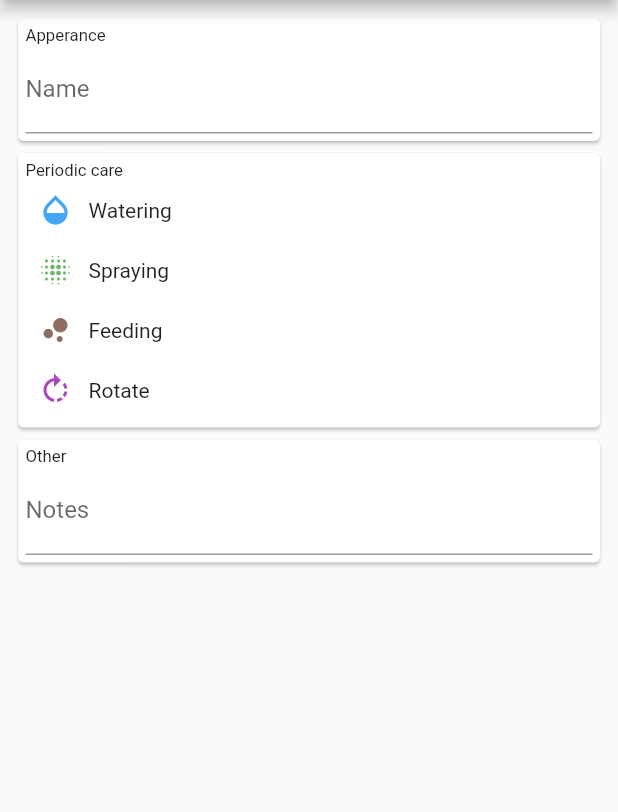
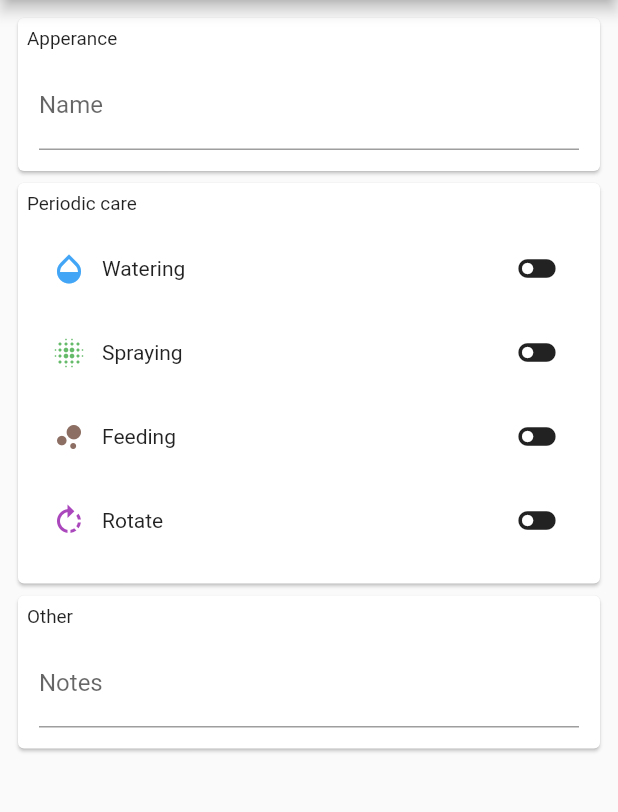
Before and after one commit to micro-bc/plant, a Flutter app: the AddPlantPage screen opened by its route, on a phone screen of 412 x 824 dp, the part 84-896 px from its top. Run offline on Flutter 3.47's test engine with Material 2 defaults, Android fonts, the phone set to English and light mode, and no system bars.

Commit message:
Model changes Add icons constants Fix bulky models Add new plant functionality

```diff
--- a/lib/models/plant.dart
+++ b/lib/models/plant.dart
@@ -6,52 +6,41 @@ class PlantModel extends ChangeNotifier {
   String _name;
   String _notes;
 
-  int? _wateringPeriod;
-  int? _sprayingPeriod;
-  int? _feedingPeriod;
-  int? _rotationPeriod;
-  DateTime _lastWatered;
-  DateTime _lastSprayed;
-  DateTime _lastFed;
-  DateTime _lastRotated;
+  PlantCareModel _watering;
+  PlantCareModel _spraying;
+  PlantCareModel _feeding;
+  PlantCareModel _rotating;
 
   PlantModel({
     String? id,
     String? name,
     String? notes,
-    int? wateringPeriod,
-    int? sprayingPeriod,
-    int? feedingPeriod,
-    int? rotationPeriod,
-    DateTime? lastWatered,
-    DateTime? lastSprayed,
-    DateTime? lastFed,
-    DateTime? lastRotated,
+    PlantCareModel? watering,
+    PlantCareModel? spraying,
+    PlantCareModel? feeding,
+    PlantCareModel? rotating,
   })  : _id = id ?? Uuid().v4(),
         _name = name ?? "",
         _notes = notes ?? "",
-        _wateringPeriod = wateringPeriod,
-        _sprayingPeriod = sprayingPeriod,
-        _feedingPeriod = feedingPeriod,
-        _rotationPeriod = rotationPeriod,
-        _lastWatered = lastWatered ?? DateTime.now(),
-        _lastSprayed = lastSprayed ?? DateTime.now(),
-        _lastFed = lastFed ?? DateTime.now(),
-        _lastRotated = lastRotated ?? DateTime.now();
+        _watering = watering ?? PlantCareModel(),
+        _spraying = spraying ?? PlantCareModel(),
+        _feeding = feeding ?? PlantCareModel(),
+        _rotating = rotating ?? PlantCareModel() {
+    _watering.addListener(notifyListeners);
+    _spraying.addListener(notifyListeners);
+    _feeding.addListener(notifyListeners);
+    _rotating.addListener(notifyListeners);
+  }
 
   PlantModel clone() {
     return PlantModel(
       id: _id,
       name: _name,
       notes: _notes,
-      wateringPeriod: _wateringPeriod,
-      sprayingPeriod: _sprayingPeriod,
-      feedingPeriod: _feedingPeriod,
-      rotationPeriod: _rotationPeriod,
-      lastWatered: _lastWatered,
-      lastSprayed: _lastSprayed,
-      lastFed: _lastFed,
-      lastRotated: _lastRotated,
+      watering: _watering,
+      spraying: _spraying,
+      feeding: _feeding,
+      rotating: _rotating,
     );
   }
 
@@ -59,14 +48,10 @@ class PlantModel extends ChangeNotifier {
   String get name => _name;
   String get notes => _notes;
 
-  int? get wateringPeriod => _wateringPeriod;
-  int? get sprayingPeriod => _sprayingPeriod;
-  int? get feedingPeriod => _feedingPeriod;
-  int? get rotationPeriod => _rotationPeriod;
-  DateTime get lastWatered => _lastWatered;
-  DateTime get lastSprayed => _lastSprayed;
-  DateTime get lastFed => _lastFed;
-  DateTime get lastRotated => _lastRotated;
+  PlantCareModel get watering => _watering;
+  PlantCareModel get spraying => _spraying;
+  PlantCareModel get feeding => _feeding;
+  PlantCareModel get rotating => _rotating;
 
   set name(String name) {
     _name = name;
@@ -77,28 +62,32 @@ class PlantModel extends ChangeNotifier {
     _notes = notes;
     notifyListeners();
   }
+}
 
-  void water() => _lastWatered = DateTime.now();
-  set wateringPeriod(int? period) {
-    _wateringPeriod = period;
+class PlantCareModel extends ChangeNotifier {
+  int? _period;
+  DateTime _last;
+
+  PlantCareModel({
+    int? period,
+    DateTime? last,
+  })  : _period = period,
+        _last = last ?? DateTime.now();
+
+  int? get period => _period;
+  DateTime get last => _last;
+  int? get daysTillCare => _period == null
+      ? null
+      : _last.add(Duration(days: _period!)).difference(DateTime.now()).inDays +
+          1;
+
+  set period(int? period) {
+    _period = period;
     notifyListeners();
   }
 
-  void spray() => _lastSprayed = DateTime.now();
-  set sprayingPeriod(int? period) {
-    _sprayingPeriod = period;
-    notifyListeners();
-  }
-
-  void feed() => _lastFed = DateTime.now();
-  set feedingPeriod(int? period) {
-    _feedingPeriod = period;
-    notifyListeners();
-  }
-
-  void rotate() => _lastRotated = DateTime.now();
-  set rotationPeriod(int? period) {
-    _rotationPeriod = period;
+  set last(DateTime last) {
+    _last = last;
     notifyListeners();
   }
 }
--- a/lib/models/plants.dart
+++ b/lib/models/plants.dart
@@ -10,11 +10,13 @@ class PlantsModel extends ChangeNotifier {
       UnmodifiableListView(_plants.values);
 
   void add(PlantModel plant) {
+    if (!_plants.containsKey(plant.id)) plant.addListener(notifyListeners);
     _plants[plant.id] = plant;
     notifyListeners();
   }
 
   void remove(String id) {
+    _plants[id]?.removeListener(notifyListeners);
     _plants.remove(id);
     notifyListeners();
   }
--- a/lib/screens/add_plant_page.dart
+++ b/lib/screens/add_plant_page.dart
@@ -1,6 +1,8 @@
+import 'package:flutter/foundation.dart';
 import 'package:flutter/material.dart';
 import 'package:plant/models/plant.dart';
 import 'package:plant/models/plants.dart';
+import 'package:plant/utils/care_icons.dart';
 import 'package:provider/provider.dart';
 
 class AddPlantPage extends StatelessWidget {
@@ -8,7 +10,9 @@ class AddPlantPage extends StatelessWidget {
 
   @override
   Widget build(BuildContext context) {
-    return WillPopScope(
+    return ChangeNotifierProvider<PlantModel>(
+      create: (context) => plant,
+      child: WillPopScope(
         onWillPop: () => _onBackPressed(context),
         child: Scaffold(
           appBar: AppBar(
@@ -24,9 +28,12 @@ class AddPlantPage extends StatelessWidget {
               )
             ],
           ),
-        body: Padding(
+          body: SingleChildScrollView(
+            child: Padding(
               padding: const EdgeInsets.all(8.0),
-          child: _AddPlantForm(plant: plant),
+              child: _AddPlantForm(),
+            ),
+          ),
         ),
       ),
     );
@@ -36,9 +43,9 @@ class AddPlantPage extends StatelessWidget {
 Future<bool> _onBackPressed(BuildContext context) {
   return showDialog<bool>(
     context: context,
-    builder: (context) => new AlertDialog(
-      title: new Text('Are you sure?'),
-      content: new Text('This will not save the plant'),
+    builder: (context) => AlertDialog(
+      title: const Text('Are you sure?'),
+      content: const Text('This will not save the plant'),
       actions: [
         TextButton(
           onPressed: () => Navigator.of(context).pop(false),
@@ -53,22 +60,11 @@ Future<bool> _onBackPressed(BuildContext context) {
   ).then((value) => value ?? false);
 }
 
-class _AddPlantForm extends StatefulWidget {
-  final PlantModel plant;
-
-  const _AddPlantForm({Key? key, required this.plant}) : super(key: key);
-
-  @override
-  State<StatefulWidget> createState() => _AddPlantState(plant);
-}
-
-class _AddPlantState extends State<_AddPlantForm> {
-  final PlantModel plant;
-
-  _AddPlantState(this.plant);
-
+class _AddPlantForm extends StatelessWidget {
   @override
   Widget build(BuildContext context) {
+    return Consumer<PlantModel>(
+      builder: (context, plant, child) {
         return Form(
           child: Column(
             children: [
@@ -91,29 +87,33 @@ class _AddPlantState extends State<_AddPlantForm> {
                 title: 'Periodic care',
                 children: [
                   _CareInput(
+                    careModel: plant.watering,
                     leading: Icon(
-                  Icons.opacity,
+                      CareIcons.water,
                       color: Colors.blue[400],
                     ),
                     name: 'Watering',
                   ),
                   _CareInput(
+                    careModel: plant.spraying,
                     leading: Icon(
-                  Icons.blur_on,
+                      CareIcons.spray,
                       color: Colors.green[400],
                     ),
                     name: 'Spraying',
                   ),
                   _CareInput(
+                    careModel: plant.feeding,
                     leading: Icon(
-                  Icons.bubble_chart,
+                      CareIcons.feed,
                       color: Colors.brown[400],
                     ),
                     name: 'Feeding',
                   ),
                   _CareInput(
+                    careModel: plant.rotating,
                     leading: Icon(
-                  Icons.rotate_right,
+                      CareIcons.rotate,
                       color: Colors.purple[400],
                     ),
                     name: 'Rotate',
@@ -126,11 +126,14 @@ class _AddPlantState extends State<_AddPlantForm> {
                   TextFormField(
                     decoration: const InputDecoration(labelText: 'Notes'),
                     maxLines: null,
+                    onChanged: (value) => plant.notes = value,
                   ),
                 ],
               ),
             ],
           ),
+        );
+      },
     );
   }
 }
@@ -138,26 +141,68 @@ class _AddPlantState extends State<_AddPlantForm> {
 class _CareInput extends StatelessWidget {
   final Widget leading;
   final String name;
+  final PlantCareModel careModel;
 
   const _CareInput({
     Key? key,
     required this.leading,
     required this.name,
+    required this.careModel,
   }) : super(key: key);
 
   @override
   Widget build(BuildContext context) {
-    return Container(
+    return Column(
+      children: [
+        GestureDetector(
+          onTap: careModel.period == null
+              ? () => careModel.period = 1
+              : () => careModel.period = null,
+          child: Container(
             padding: const EdgeInsets.all(8.0),
             child: Row(
               children: [
                 leading,
-          Padding(
+                Expanded(
+                  child: Padding(
                     padding: const EdgeInsets.only(left: 10.0),
                     child: Text(name),
                   ),
+                ),
+                if (careModel.period != null)
+                  Text(
+                    careModel.period == 1
+                        ? 'every day'
+                        : 'every ${careModel.period} days',
+                    textScaleFactor: 1.2,
+                  ),
+                Padding(
+                  padding: const EdgeInsets.all(5.0),
+                  child: careModel.period == null
+                      ? Icon(
+                          Icons.toggle_off,
+                          size: 30,
+                        )
+                      : Icon(
+                          Icons.toggle_on,
+                          size: 30,
+                          color: Theme.of(context).primaryColor,
+                        ),
+                ),
               ],
             ),
+          ),
+        ),
+        if (careModel.period != null)
+          // TODO Log. scale
+          Slider(
+            value: careModel.period!.toDouble(),
+            min: 1,
+            max: 30,
+            divisions: 29,
+            onChanged: (value) => careModel.period = value.toInt(),
+          ),
+      ],
     );
   }
 }
@@ -176,12 +221,15 @@ class _FormGroup extends StatelessWidget {
   Widget build(BuildContext context) {
     return Card(
       child: Container(
-        padding: const EdgeInsets.all(5.0),
+        padding: const EdgeInsets.all(6.0),
         child: Column(
           crossAxisAlignment: CrossAxisAlignment.start,
           children: [
-            Text(title, textScaleFactor: 0.8),
-            ...children,
+            Text(title, textScaleFactor: 0.9),
+            Padding(
+              padding: const EdgeInsets.all(8.0),
+              child: Column(children: children),
+            ),
           ],
         ),
       ),
--- /dev/null
+++ b/lib/utils/care_icons.dart
@@ -0,0 +1,8 @@
+import 'package:flutter/material.dart';
+
+class CareIcons {
+  static const IconData water = Icons.opacity;
+  static const IconData spray = Icons.blur_on;
+  static const IconData feed = Icons.bubble_chart;
+  static const IconData rotate = Icons.rotate_right;
+}
```
Also changed, not shown: lib/components/plant_tile.dart (added, +90 -0 lines), lib/screens/home_page.dart (+2 -58 lines). Lines whose indentation alone changed are shown as unchanged.
